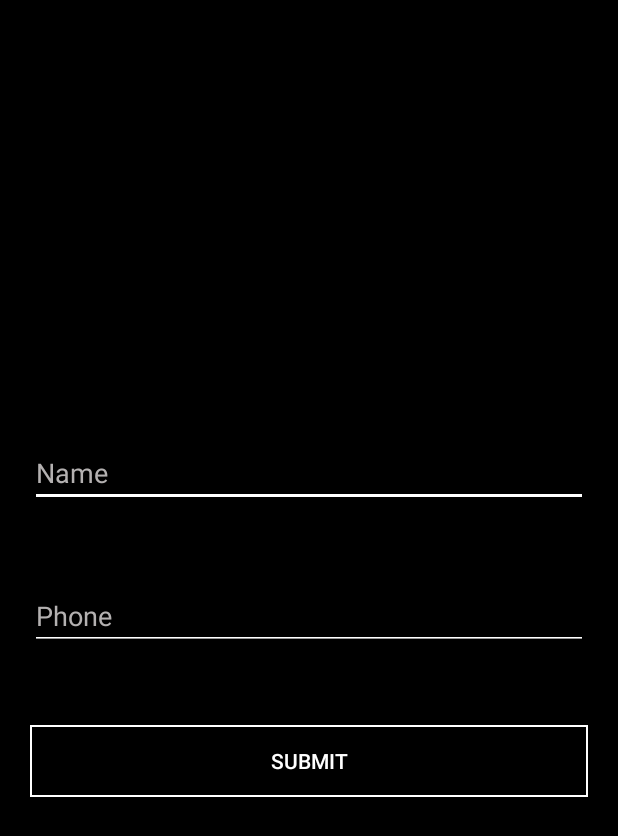
After one commit to azarudeenpn/dm-android, an Android app: the VolunteerRegisterActivity screen opened directly, with no data from a screen before it, on a phone screen of 412 x 824 dp. The commit adds this screen. Shown: the top 836 px of the screen. Run offline under Robolectric (Android 15) with nearby library versions, the phone set to English and light mode, and no system bars.

Commit message:
Added Volunteer Registration Activity and designed UI

```diff
--- a/app/src/main/AndroidManifest.xml
+++ b/app/src/main/AndroidManifest.xml
@@ -9,6 +9,8 @@
             android:roundIcon="@mipmap/ic_launcher_round"
             android:supportsRtl="true"
             android:theme="@style/AppTheme">
+        <activity android:name=".VolunteerRegisterActivity">
+        </activity>
         <activity android:name=".MainActivity">
             <intent-filter>
                 <action android:name="android.intent.action.MAIN"/>
--- a/app/src/main/java/com/dm/client/MainActivity.kt
+++ b/app/src/main/java/com/dm/client/MainActivity.kt
@@ -1,5 +1,6 @@
 package com.dm.client
 
+import android.content.Intent
 import android.support.v7.app.AppCompatActivity
 import android.os.Bundle
 import android.view.View
@@ -12,6 +13,13 @@
         setContentView(R.layout.activity_main)
     }
     fun buttonClick(view: View){
-        Toast.makeText(this, "Testing Button", Toast.LENGTH_LONG).show()
+        when(view.id){
+            R.id.Main_VolunteerButton -> {
+                val i = Intent(this, VolunteerRegisterActivity::class.java)
+                startActivity(i)
+            }
+
+        }
+
     }
 }
--- /dev/null
+++ b/app/src/main/java/com/dm/client/VolunteerRegisterActivity.kt
@@ -0,0 +1,12 @@
+package com.dm.client
+
+import android.support.v7.app.AppCompatActivity
+import android.os.Bundle
+
+class VolunteerRegisterActivity : AppCompatActivity() {
+
+    override fun onCreate(savedInstanceState: Bundle?) {
+        super.onCreate(savedInstanceState)
+        setContentView(R.layout.activity_volunteer_register)
+    }
+}
--- a/app/src/main/res/layout/activity_main.xml
+++ b/app/src/main/res/layout/activity_main.xml
@@ -35,6 +35,7 @@
             android:textAllCaps="false"
             android:paddingTop="20dp"
             android:drawableTop="@drawable/ic_volunteer"
+            android:onClick="buttonClick"
             app:layout_constraintRight_toRightOf="parent"
             app:layout_constraintLeft_toLeftOf="parent"
             app:layout_constraintTop_toBottomOf="@id/Main_RescueButton"
--- /dev/null
+++ b/app/src/main/res/layout/activity_volunteer_register.xml
@@ -0,0 +1,61 @@
+<?xml version="1.0" encoding="utf-8"?>
+<android.support.constraint.ConstraintLayout
+        xmlns:android="http://schemas.android.com/apk/res/android"
+        xmlns:tools="http://schemas.android.com/tools"
+        xmlns:app="http://schemas.android.com/apk/res-auto"
+        android:layout_width="match_parent"
+        android:layout_height="match_parent"
+        android:background="#000000"
+        tools:context=".VolunteerRegisterActivity">
+
+    <LinearLayout
+            android:gravity="center"
+            android:orientation="vertical"
+            android:layout_width="match_parent"
+            android:layout_height="wrap_content"
+            app:layout_constraintTop_toTopOf="parent"
+            app:layout_constraintBottom_toBottomOf="parent"
+            app:layout_constraintLeft_toLeftOf="parent"
+            app:layout_constraintRight_toRightOf="parent"
+            android:padding="20dp"
+    >
+        <EditText
+                android:id="@+id/VolunteerName"
+                android:layout_width="match_parent"
+                android:layout_height="wrap_content"
+                android:hint="Name"
+                android:textColorHint="#B4B1B1"
+                android:textColor="#ffffff"
+                android:backgroundTint="#ffffff"
+                android:layout_marginBottom="50dp"
+        />
+
+        <EditText
+                android:id="@+id/VolunteerPhone"
+                android:layout_width="match_parent"
+                android:layout_height="wrap_content"
+                android:hint="Phone"
+                android:textColorHint="#B4B1B1"
+                android:textColor="#ffffff"
+                android:backgroundTint="#ffffff"
+                android:layout_marginBottom="50dp"
+        />
+
+        <Button
+                android:id="@+id/VolunteerSubmitButton"
+                android:layout_width="match_parent"
+                android:layout_height="wrap_content"
+                android:text="Submit"
+                android:textColor="#ffffff"
+                android:background="@drawable/bg_main_ic_button"
+
+        />
+
+
+
+    </LinearLayout>
+
+
+
+
+</android.support.constraint.ConstraintLayout>
```
